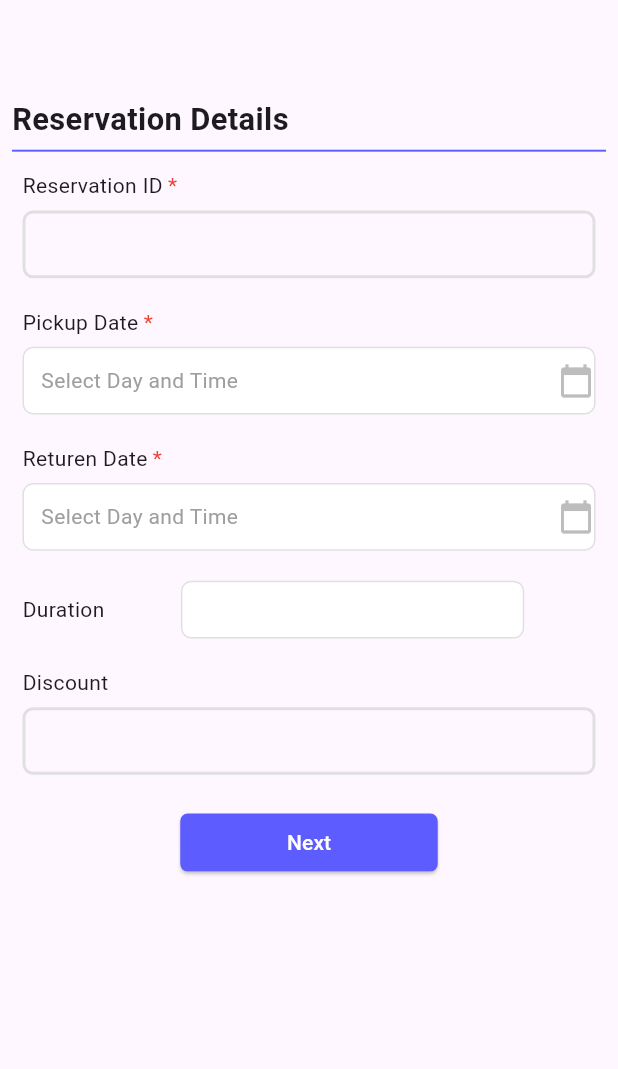
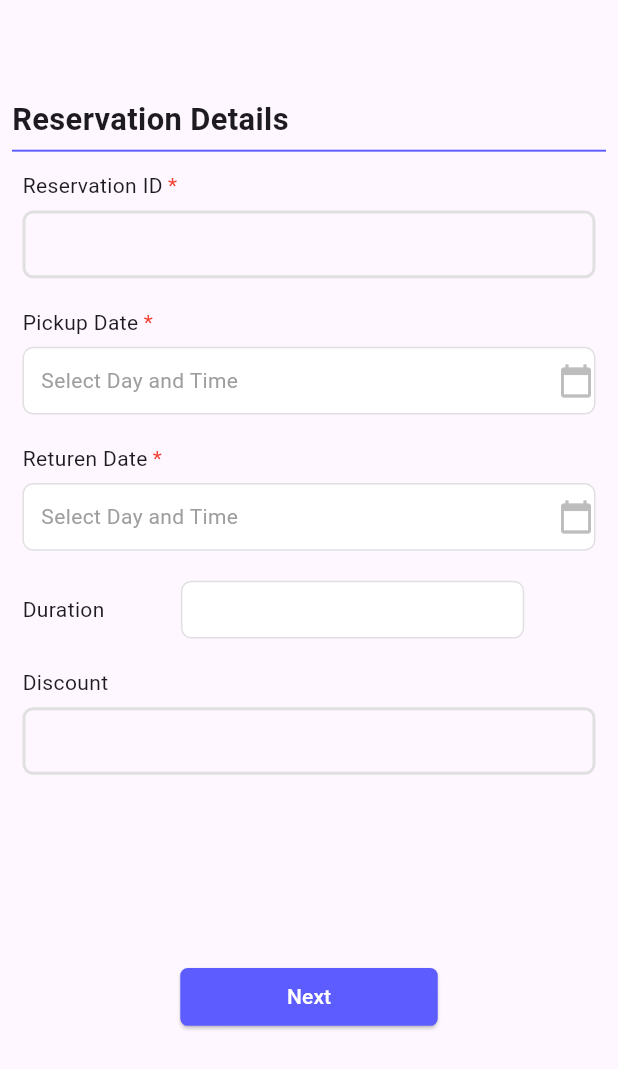
Before and after one commit to taufiqurSabbir/car_rental, a Flutter app: the screen it shows after launch, on a phone screen of 412 x 824 dp. Shown: the top 1069 px of the screen. Run offline on Flutter 3.47's test engine with Material 3 defaults, Android fonts, the phone set to English and light mode, and no system bars; our stand-ins replace flutter_screenutil, get; missing offline and left inert: dart:ffi.

Commit message:
scroll view added

```diff
--- a/lib/view/screens/home.dart
+++ b/lib/view/screens/home.dart
@@ -2,10 +2,12 @@ import 'dart:ffi';
 
 import 'package:flutter/material.dart';
 import 'package:flutter_screenutil/flutter_screenutil.dart';
+import 'package:get/get.dart';
 import 'package:intl/intl.dart';
 import '../utils/app_colors.dart';
 import '../widget/inputtitle.dart';
 import '../widget/screenTitle.dart';
+import 'customer_info.dart';
 
 class HomeScreen extends StatefulWidget {
   const HomeScreen({super.key});
@@ -112,6 +114,7 @@ class _HomeScreenState extends State<HomeScreen> {
   Widget build(BuildContext context) {
     return Scaffold(
       body: SafeArea(
+        child: SingleChildScrollView(
           child: Column(
             children: [
               ScreenTitle(
@@ -432,14 +435,17 @@ class _HomeScreenState extends State<HomeScreen> {
                       ),
                     ),
                     SizedBox(
-                    height: 20.h,
+                      height: 100.h,
                     ),
+
 
                     Center(
                       child: SizedBox(
                           height: 30.h,
                           width: 150.w,
-                        child: ElevatedButton(onPressed: (){}, child: Text('Next'))),
+                          child: ElevatedButton(onPressed: (){
+                            Get.to(Customer_Information());
+                          }, child: Text('Next'))),
                     )
 
 
@@ -449,6 +455,8 @@ class _HomeScreenState extends State<HomeScreen> {
             ],
           ),
         ),
+      ),
+
     );
   }
 }
```
Lines whose indentation alone changed are shown as unchanged.
